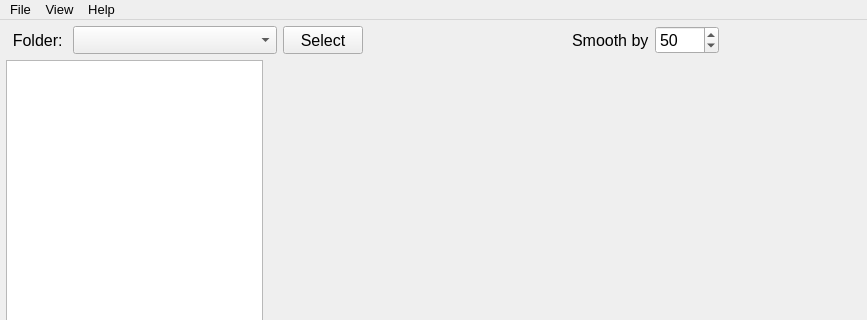
salinsalins/LoggerPlotterPy, file emittance/Emittance.ui: the form before one commit; both pictures show x 0 to 867 and y 0 to 320 of the 1045 by 602 pixel window.
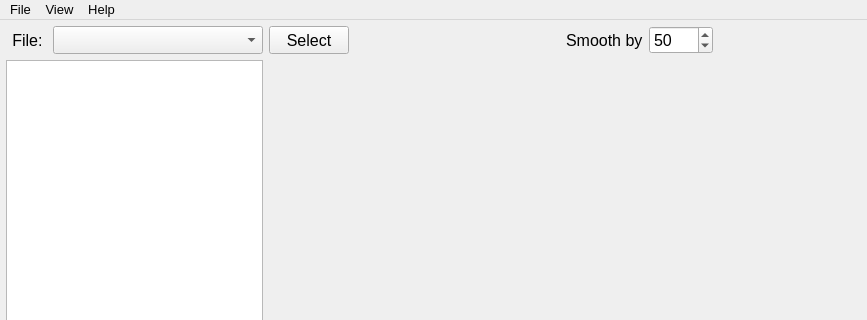
The form after the commit. Custom widgets are drawn as their Qt base class.

What changed in the file:
```diff
--- a/emittance/Emittance.ui
+++ b/emittance/Emittance.ui
@@ -66,7 +66,7 @@
          </font>
         </property>
         <property name="text">
-         <string>Folder: </string>
+         <string>File: </string>
         </property>
         <property name="alignment">
          <set>Qt::AlignRight|Qt::AlignTrailing|Qt::AlignVCenter</set>
```
